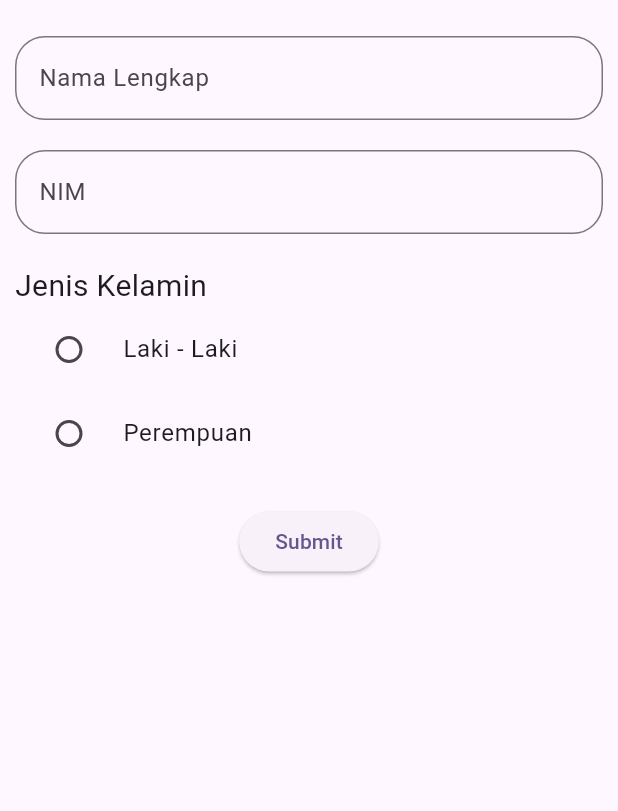
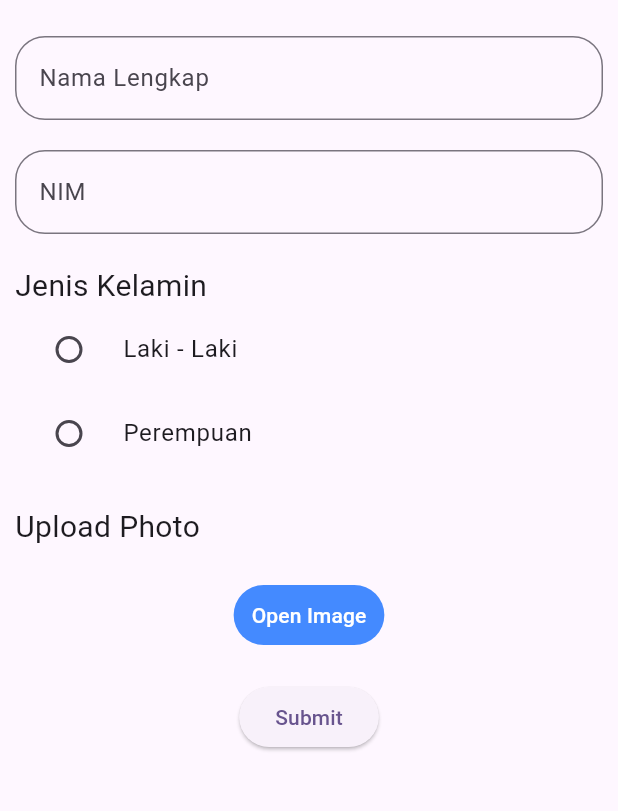
Before and after one commit to ChernobylWaste/simple-mobapp, a Flutter app: the Formulir screen opened by its route, on a phone screen of 412 x 824 dp, the part 63-874 px from its top. Run offline on Flutter 3.47's test engine with Material 2 defaults, Android fonts, the phone set to English and light mode, and no system bars; our stand-ins replace image_picker.

Commit message:
Adding Upload image and View Image from gallery

```diff
--- a/lib/main.dart
+++ b/lib/main.dart
@@ -12,13 +12,13 @@ class MyApp extends StatelessWidget {
   @override
   Widget build(BuildContext context) {
     return MaterialApp(
-      title: 'Flutter Demo',
+      title: 'Satria Winekas Herlambang',
       theme: ThemeData(
         colorScheme: ColorScheme.fromSeed(seedColor: Colors.deepPurple),
         useMaterial3: true,
       ),
       onGenerateRoute: route.controller,
-      initialRoute: route.form,
+      initialRoute: route.loginpage,
     );
   }
 }
--- a/lib/views/form.dart
+++ b/lib/views/form.dart
@@ -1,6 +1,9 @@
+import 'dart:io';
+
 import 'package:flutter/material.dart';
 import 'package:simplemobapp/route/route.dart' as route;
 import 'package:simplemobapp/navbar.dart';
+import 'package:image_picker/image_picker.dart';
 
 class Formulir extends StatefulWidget {
   Formulir({super.key});
@@ -10,6 +13,18 @@ class Formulir extends StatefulWidget {
 }
 
 class _FormulirState extends State<Formulir> {
+  File? image;
+
+  Future getImage() async {
+    final ImagePicker _picker = ImagePicker();
+    final XFile? imagePicked =
+        await _picker.pickImage(source: ImageSource.gallery);
+    if (imagePicked != null) {
+      image = File(imagePicked.path);
+      setState(() {});
+    }
+  }
+
   String? _jk = "";
 
   TextEditingController controllerNama = TextEditingController();
@@ -32,11 +47,11 @@ class _FormulirState extends State<Formulir> {
               children: [
                 Text("Nama Lengkap : ${controllerNama.text}"),
                 SizedBox(
-                  height: 20,
+                  height: 30,
                 ),
                 Text("NIM : ${controllernim.text}"),
                 SizedBox(
-                  height: 20,
+                  height: 30,
                 ),
                 Text("Jenis Kelamin : $_jk"),
                 SizedBox(
@@ -44,7 +59,7 @@ class _FormulirState extends State<Formulir> {
                 ),
                 ElevatedButton(
                   onPressed: () {
-                    Navigator.of(context).pop();
+                    Navigator.pushNamed(context, route.hp);
                   },
                   child: Text("OK"),
                 ),
@@ -117,6 +132,37 @@ class _FormulirState extends State<Formulir> {
                 SizedBox(
                   height: 20,
                 ),
+                Row(
+                  children: [
+                    Text("Upload Photo", style: TextStyle(fontSize: 20)),
+                  ],
+                ),
+                SizedBox(
+                  height: 20,
+                ),
+                TextButton(
+                    style: TextButton.styleFrom(
+                        backgroundColor: Colors.blueAccent),
+                    onPressed: () async {
+                      await getImage();
+                    },
+                    child: Text(
+                      "Open Image",
+                      style: TextStyle(color: Colors.white),
+                    )),
+                image != null
+                    ? Container(
+                        height: 200,
+                        width: MediaQuery.of(context).size.width,
+                        child: Image.file(
+                          image!,
+                          fit: BoxFit.cover,
+                        ),
+                      )
+                    : Container(),
+                SizedBox(
+                  height: 20,
+                ),
                 ElevatedButton(
                   onPressed: () {
                     submit();
--- a/pubspec.yaml
+++ b/pubspec.yaml
@@ -12,6 +12,7 @@ dependencies:
   flutter:
     sdk: flutter
   cupertino_icons: ^1.0.2
+  image_picker: ^1.0.4
 
 dev_dependencies:
   flutter_test:
```
Also changed, not shown: pubspec.lock, 3 other files.
